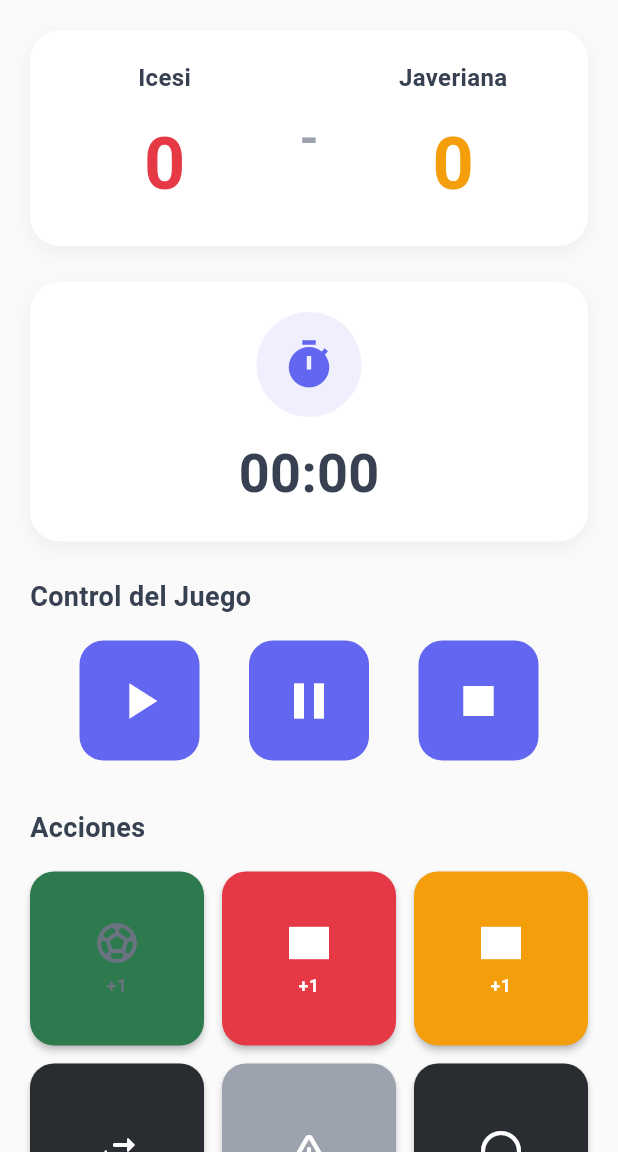
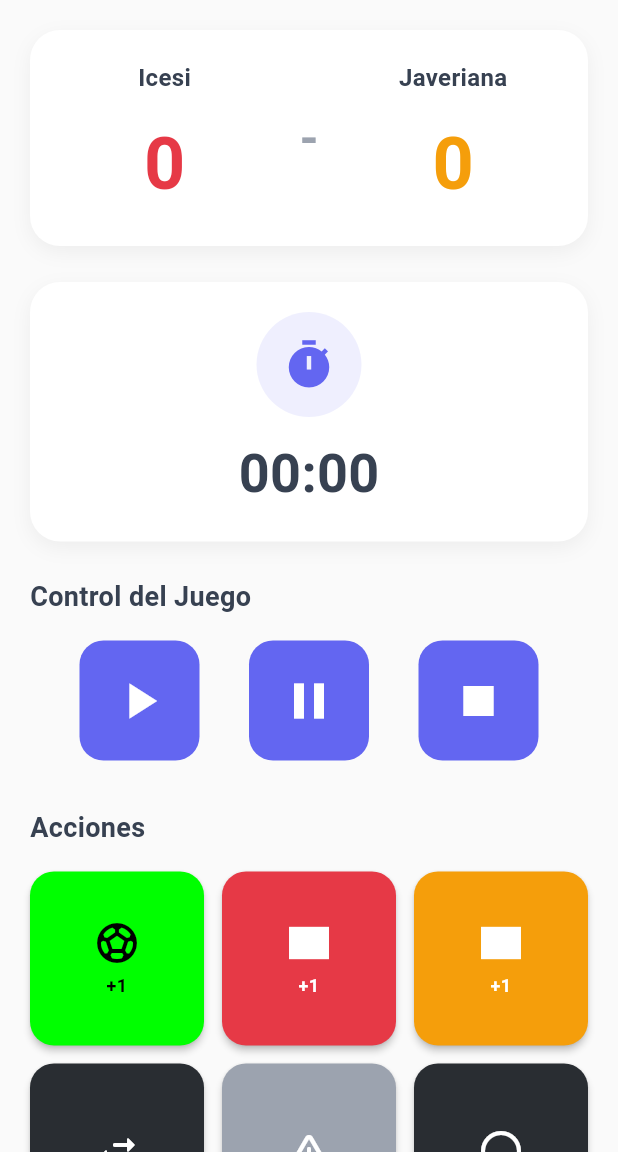
Before and after one commit to yei5/match_track, a Flutter app: the screen it shows after launch, after a tap on "Control de Partido", on a phone screen of 412 x 824 dp, the part 84-1236 px from its top. Run offline on Flutter 3.47's test engine with Material 3 defaults, Android fonts, the phone set to English and light mode, and no system bars; our stand-ins replace flutter_dotenv.

Commit message:
style: Update goal button to bright green with black icon
🎨 UI changes:
- Goal button color: #2D7A4F → #00FF00 (bright green)
- Goal button icon: White → Black for better contrast
- Makes goal button more prominent and recognizable

```diff
--- a/lib/features/match/ui/screens/match_control_screen.dart
+++ b/lib/features/match/ui/screens/match_control_screen.dart
@@ -295,7 +295,8 @@ class _MatchControlScreenState extends State<MatchControlScreen> {
                   // Gol
                   _actionButton(
                     icon: Icons.sports_soccer,
-                    color: const Color(0xFF2D7A4F), // Verde sobrio
+                    color: const Color(0xFF00FF00), // Verde brillante
+                    iconColor: Colors.black,
                     onTap: () async {
                       final event = await showDialog<MatchEventDetail>(
                         context: context,
```
